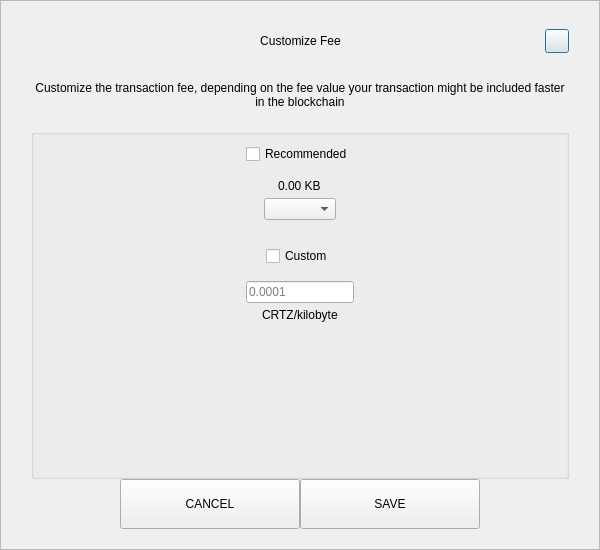
Before: the Qt Designer form src/qt/pivx/forms/sendcustomfeedialog.ui in AltcoinBaggins/lil, drawn with Qt 5.
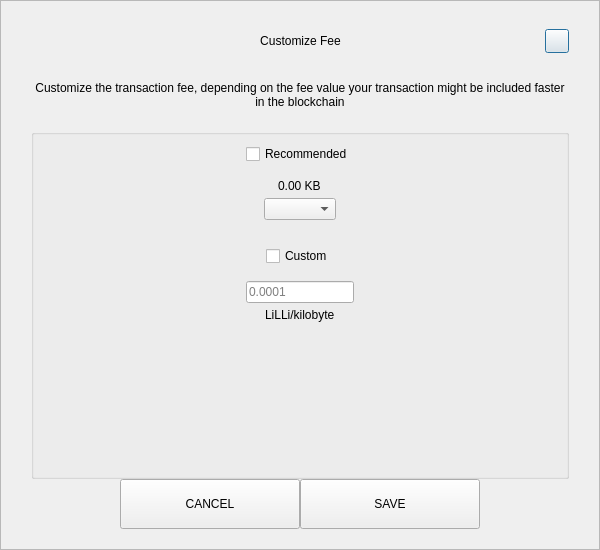
After: the same form once the commit is applied.

The edit to the form file:
```diff
--- a/src/qt/pivx/forms/sendcustomfeedialog.ui
+++ b/src/qt/pivx/forms/sendcustomfeedialog.ui
@@ -287,7 +287,7 @@
            <item alignment="Qt::AlignHCenter">
             <widget class="QLabel" name="labelCustomFee">
              <property name="text">
-              <string>CRTZ/kilobyte</string>
+              <string>LiLLi/kilobyte</string>
              </property>
             </widget>
            </item>
```
